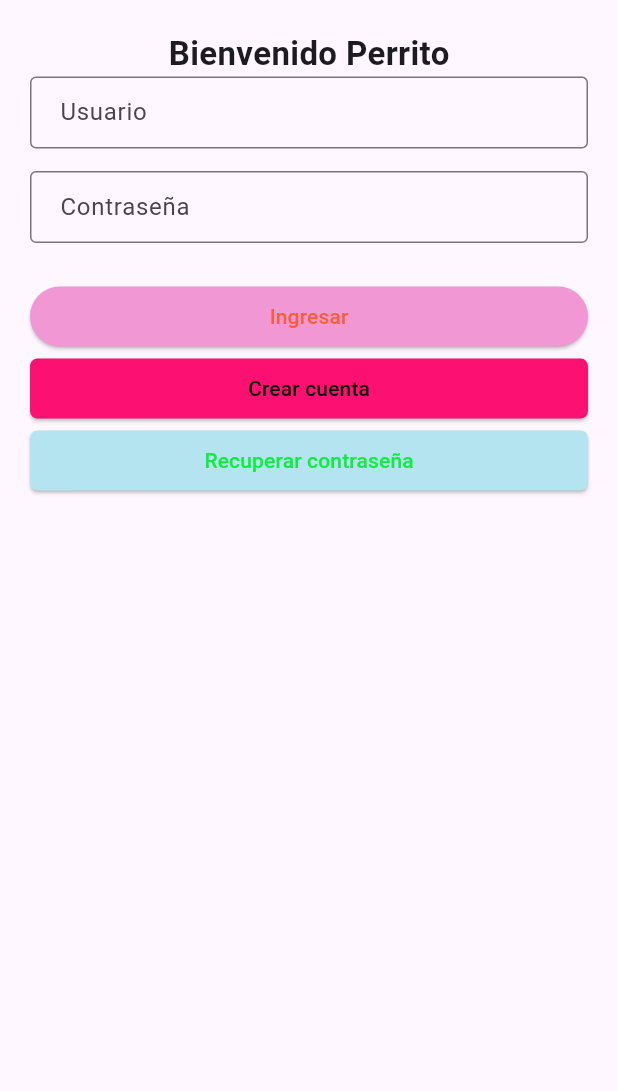
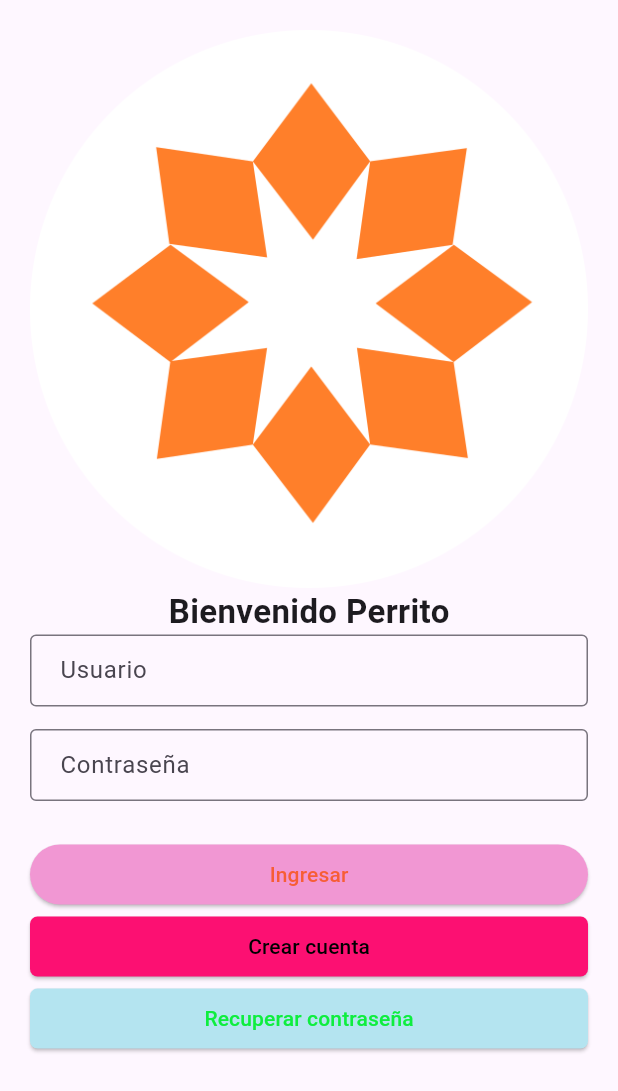
Before and after one commit to artjs120820/AulaVirtual---PMovil, a Flutter app: the screen it shows after launch, on a phone screen of 412 x 824 dp. Shown: the top 1091 px of the screen. Run offline on Flutter 3.47's test engine with Material 3 defaults, Android fonts, the phone set to English and light mode, and no system bars; our stand-ins replace flutter_svg, get; missing offline and left inert: dart:ffi.

Commit message:
color y esperanza

```diff
--- /dev/null
+++ b/lib/configs/app_theme.dart
@@ -0,0 +1,55 @@
+import 'package:flutter/material.dart';
+import 'colors.dart'; // Asegúrate de que este archivo esté correctamente importado
+
+class AppTheme {
+// Define el tema claro
+  static ThemeData lightTheme() {
+    return ThemeData(
+      brightness: Brightness.light,
+      primaryColor: AppColors.primaryColor, // Configuración del primaryColor
+      appBarTheme: AppBarTheme(
+        backgroundColor: AppColors.primaryColor, // Color de fondo de la AppBar
+        foregroundColor: Colors.white, // Color del texto e íconos de la AppBar
+      ),
+      textTheme: TextTheme(
+        displaySmall: TextStyle(
+          color: AppColors.textColor,
+          fontSize: 32.0, // Título grande en tema claro
+        ),
+      ),
+      elevatedButtonTheme: ElevatedButtonThemeData(
+        style: ElevatedButton.styleFrom(
+          backgroundColor: AppColors.primaryColor,
+          foregroundColor:
+              Colors.white, // Color de fondo de los botones elevados
+        ),
+      ),
+      scaffoldBackgroundColor: AppColors.backgroundColor,
+// Puedes definir otros aspectos del tema aquí
+    );
+  }
+
+  static ThemeData darkTheme() {
+    return ThemeData(
+      brightness: Brightness.dark,
+      primaryColor: AppColors.primaryColor,
+      appBarTheme: AppBarTheme(
+        backgroundColor: AppColors.primaryColor, // Color de fondo de la AppBar
+        foregroundColor:
+            AppColors.textColor, // Color del texto e íconos de la AppBar
+      ),
+      textTheme: TextTheme(
+        titleLarge: TextStyle(color: Colors.red),
+      ),
+      elevatedButtonTheme: ElevatedButtonThemeData(
+        style: ElevatedButton.styleFrom(
+          backgroundColor: AppColors.primaryColor,
+          foregroundColor:
+              AppColors.textColor, // Color de fondo de los botones elevados
+        ),
+      ),
+      scaffoldBackgroundColor: AppColors.textColor,
+// Puedes definir otros aspectos del tema aquí
+    );
+  }
+}
--- a/lib/main.dart
+++ b/lib/main.dart
@@ -1,4 +1,5 @@
 import 'package:aula2/components/courses_card.dart';
+import 'package:aula2/configs/app_theme.dart';
 import 'package:aula2/configs/colors.dart';
 import 'package:aula2/pages/home/home_page.dart';
 import 'package:flutter/material.dart';
@@ -20,14 +21,29 @@ class MyApp extends StatelessWidget {
   Widget build(BuildContext context) {
     return MaterialApp(
         title: 'Flutter Demo', //<title/>
-        theme: ThemeData(
-          colorScheme: ColorScheme.fromSeed(seedColor: Colors.deepPurple),
-          useMaterial3: true, //<style/>
-        ),
-        // home: Scaffold(
-        //   appBar: AppBar(title: Text('Aula Virtual - PM 2024-2')),
-        //   body: HomePage()//<body/>....
+        theme: AppTheme.lightTheme(),
+        darkTheme: AppTheme.darkTheme(),
+        // darkTheme: ThemeData.dark().copyWith(
+        //     primaryColor: Colors.blue,
+        //     inputDecorationTheme: InputDecorationTheme(
+        //         border: OutlineInputBorder(
+        //           borderSide: BorderSide(color: Colors.blue),
+        //         ),
+        //         focusedBorder: OutlineInputBorder(
+        //           borderSide: BorderSide(color: Colors.blueAccent),
+        //         ),
+        //         enabledBorder: OutlineInputBorder(
+        //           borderSide: BorderSide(color: Colors.grey),
+        //         ))),
+        themeMode: ThemeMode.system,
+        // theme: ThemeData(
+        //   colorScheme: ColorScheme.fromSeed(seedColor: Colors.deepPurple),
+        //   useMaterial3: true, //<style/>
         // ),
+        // // home: Scaffold(
+        // //   appBar: AppBar(title: Text('Aula Virtual - PM 2024-2')),
+        // //   body: HomePage()//<body/>....
+        // // ),
         initialRoute: '/sing_in',
         routes: {
           '/home': (context) => (Scaffold(
--- a/lib/pages/sing_in/sing_in_page.dart
+++ b/lib/pages/sing_in/sing_in_page.dart
@@ -1,4 +1,5 @@
 import 'package:flutter/material.dart';
+import 'package:flutter_svg/svg.dart';
 import 'package:get/get.dart';
 import 'sing_in_controller.dart';
 import '../../components/large_button.dart';
@@ -12,6 +13,20 @@ class SingInPage extends StatelessWidget {
             padding: EdgeInsets.all(20),
             child: Column(
               children: [
+                Theme.of(context).brightness == Brightness.dark
+                    ? Image.asset('assets/img/splash_icon_dark.png')
+                    : Image.asset('assets/img/splash_icon.png'),
+
+                //EJEMPLO SVG
+                // SvgPicture.asset(
+                //   'assets/svg/logo.svg', // Ruta del SVG
+                //   color: AppColors.getBackgroundColor(
+                //       context), // Cambia el color aquí
+                //   colorBlendMode: BlendMode
+                //       .srcIn, // Asegúrate de que el color se aplique correctamente
+                //   height: 100.0, // Opcional: altura del SVG
+                //   width: 100.0, // Opcional: ancho del SVG
+                // ),
                 Text('Bienvenido Perrito',
                     style:
                         TextStyle(fontSize: 22, fontWeight: FontWeight.bold)),
@@ -88,9 +103,11 @@ class SingInPage extends StatelessWidget {
   Widget build(BuildContext context) {
     return MaterialApp(
         home: Scaffold(
-      resizeToAvoidBottomInset: false,
-      appBar: null,
-      body: _buildBody(context),
-    ));
+            resizeToAvoidBottomInset: false,
+            appBar: null,
+            body: Container(
+              color: Theme.of(context).colorScheme.background,
+              child: _buildBody(context),
+            )));
   }
 }
--- a/pubspec.yaml
+++ b/pubspec.yaml
@@ -36,6 +36,7 @@ dependencies:
   # Use with the CupertinoIcons class for iOS style icons.
   cupertino_icons: ^1.0.8
   get: ^4.6.5
+  flutter_svg: ^1.0.3
   chips_choice: ^3.0.0
   http: ^1.1.2
   json_annotation: ^4.0.1
@@ -66,7 +67,9 @@ flutter:
   # To add assets to your application, add an assets section, like this:
   assets:
     - assets/json/secciones.json
-
+    - assets/img/splash_icon.png
+    - assets/img/splash_icon_dark.png
+    #AQUI TMB DECLARAR A LA SVGs
   #   - images/a_dot_burr.jpeg
   #   - images/a_dot_ham.jpeg
 
```
Also changed, not shown: lib/components/courses_card.dart (+6 -4 lines), lib/components/tag.dart (+6 -3 lines), lib/configs/colors.dart (+21 -5 lines), lib/pages/home/home_page.dart (+9 -7 lines), lib/pages/sing_up/sing_up_page.dart (line endings or trailing spaces), pubspec.lock.
